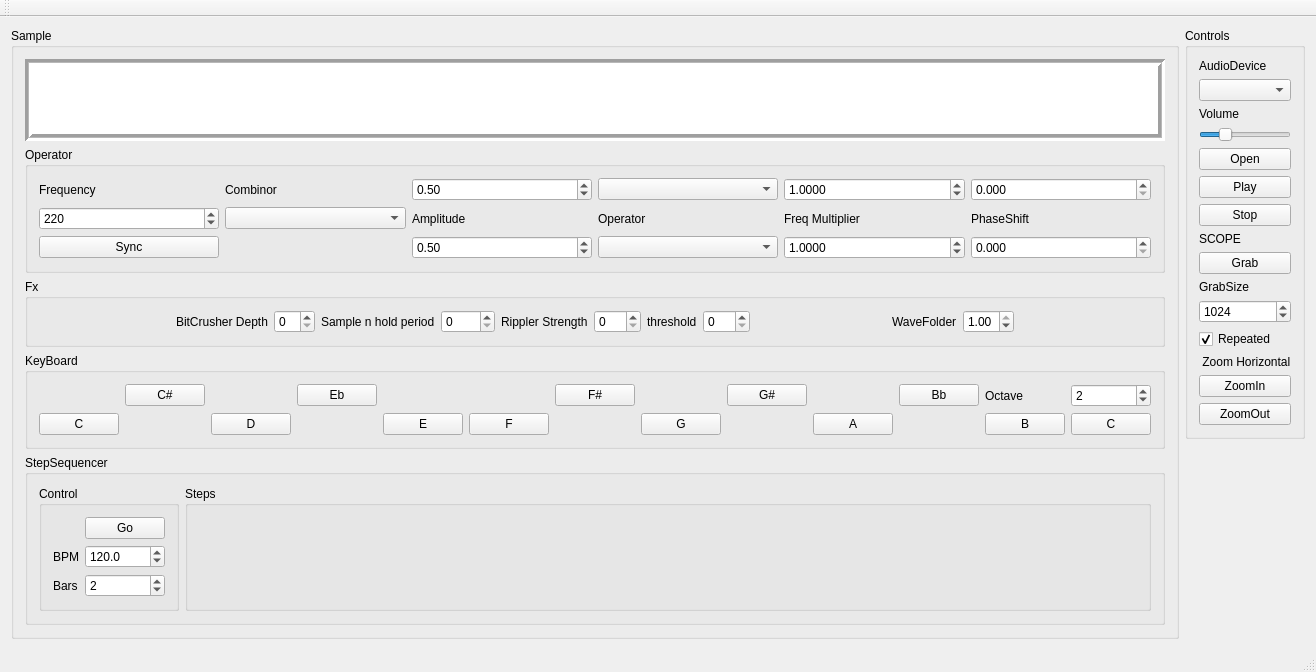
Qt form Synth7/mainwindow.ui (djeemie2000/SynthPlayground) before a commit.
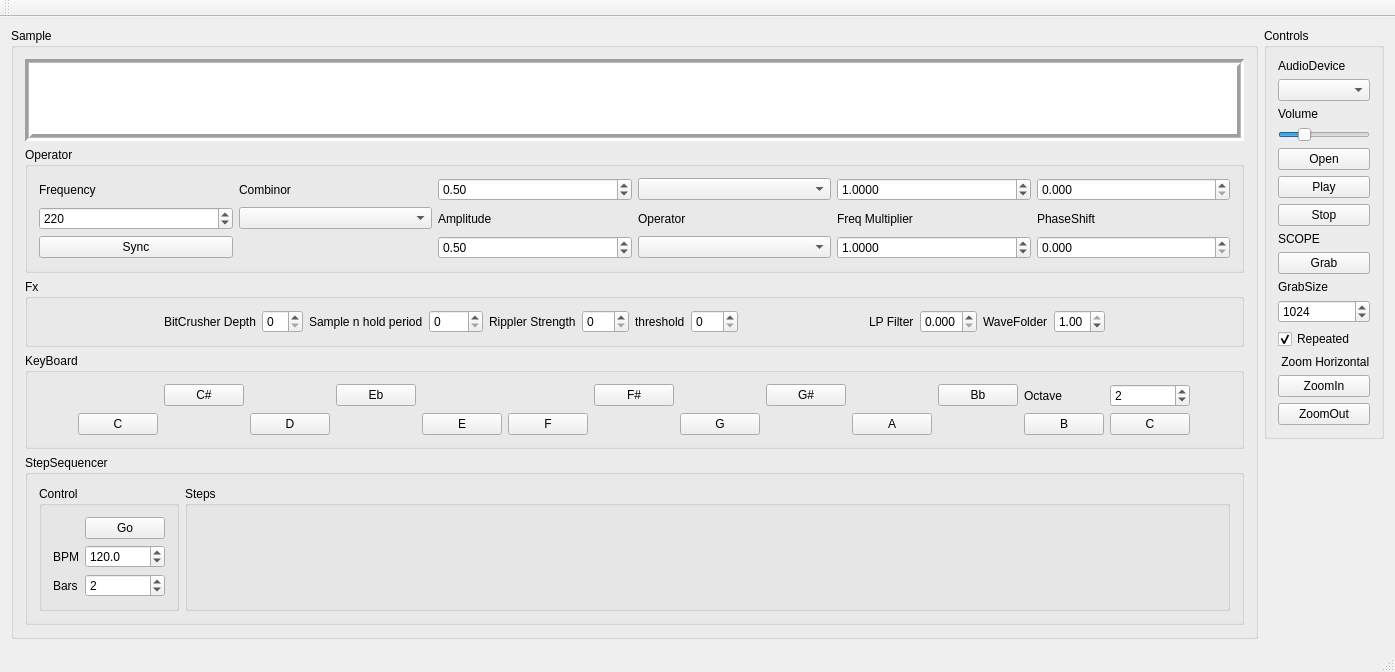
The same form after that commit.

Commit message: Added simple one pole filter #6

Diff of the .ui file:
```diff
--- a/Synth7/mainwindow.ui
+++ b/Synth7/mainwindow.ui
@@ -6,8 +6,8 @@
    <rect>
     <x>0</x>
     <y>0</y>
-    <width>1227</width>
-    <height>599</height>
+    <width>1395</width>
+    <height>669</height>
    </rect>
   </property>
   <property name="windowTitle">
@@ -322,6 +322,26 @@
             </property>
            </spacer>
           </item>
+          <item>
+           <widget class="QLabel" name="label_20">
+            <property name="text">
+             <string>LP Filter</string>
+            </property>
+           </widget>
+          </item>
+          <item>
+           <widget class="QDoubleSpinBox" name="doubleSpinBox_LPFilterParameter">
+            <property name="decimals">
+             <number>3</number>
+            </property>
+            <property name="maximum">
+             <double>1.000000000000000</double>
+            </property>
+            <property name="singleStep">
+             <double>0.010000000000000</double>
+            </property>
+           </widget>
+          </item>
           <item>
            <widget class="QLabel" name="label_15">
             <property name="text">
```
Left out of the diff: 4 changed lines with no effect on the pictures. The commit also changes 6 other files.
